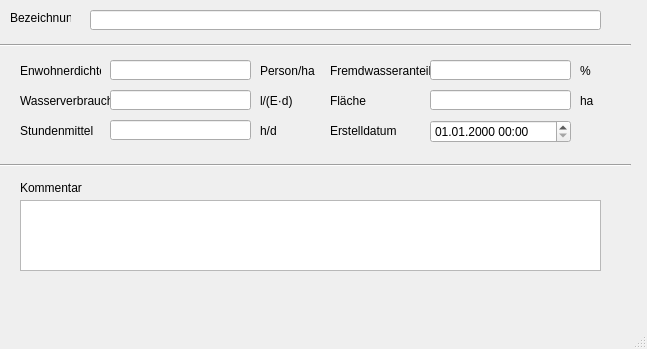
Old version of the form qkan/forms/qkan_teilgebiete.ui in the repository hoettges/QKan.
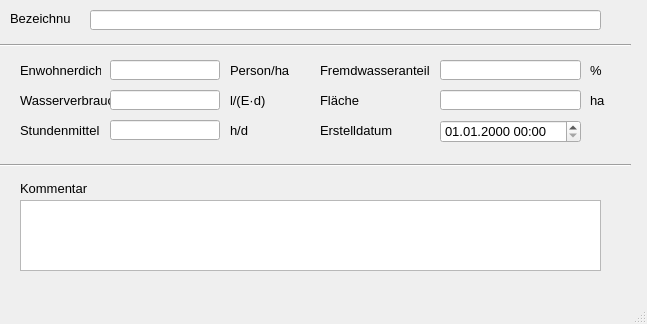
New version of the form. Custom widgets are drawn as their Qt base class.

```diff
--- a/qkan/forms/qkan_teilgebiete.ui
+++ b/qkan/forms/qkan_teilgebiete.ui
@@ -10,12 +10,13 @@
     <x>0</x>
     <y>0</y>
     <width>647</width>
-    <height>349</height>
+    <height>324</height>
    </rect>
   </property>
   <property name="font">
    <font>
     <family>Tahoma</family>
+    <pointsize>10</pointsize>
    </font>
   </property>
   <property name="windowTitle">
@@ -25,9 +26,9 @@
    <widget class="QLabel" name="label_20">
     <property name="geometry">
      <rect>
-      <x>330</x>
+      <x>320</x>
       <y>60</y>
-      <width>111</width>
+      <width>120</width>
       <height>21</height>
      </rect>
     </property>
@@ -77,7 +78,7 @@
    <widget class="QLabel" name="label_11">
     <property name="geometry">
      <rect>
-      <x>260</x>
+      <x>230</x>
       <y>120</y>
       <width>41</width>
       <height>21</height>
@@ -103,7 +104,7 @@
    <widget class="QLabel" name="label_8">
     <property name="geometry">
      <rect>
-      <x>260</x>
+      <x>230</x>
       <y>60</y>
       <width>61</width>
       <height>21</height>
@@ -116,9 +117,9 @@
    <widget class="QLabel" name="label_70">
     <property name="geometry">
      <rect>
-      <x>330</x>
+      <x>320</x>
       <y>120</y>
-      <width>71</width>
+      <width>80</width>
       <height>21</height>
      </rect>
     </property>
@@ -155,7 +156,7 @@
    <widget class="QLabel" name="label_10">
     <property name="geometry">
      <rect>
-      <x>260</x>
+      <x>230</x>
       <y>90</y>
       <width>41</width>
       <height>21</height>
@@ -181,9 +182,9 @@
    <widget class="QLabel" name="label_21">
     <property name="geometry">
      <rect>
-      <x>330</x>
+      <x>320</x>
       <y>90</y>
-      <width>111</width>
+      <width>120</width>
       <height>21</height>
      </rect>
     </property>
@@ -194,9 +195,9 @@
    <widget class="QLabel" name="label_12">
     <property name="geometry">
      <rect>
-      <x>580</x>
+      <x>590</x>
       <y>90</y>
-      <width>41</width>
+      <width>20</width>
       <height>21</height>
      </rect>
     </property>
@@ -207,9 +208,9 @@
    <widget class="QLabel" name="label_9">
     <property name="geometry">
      <rect>
-      <x>580</x>
+      <x>590</x>
       <y>60</y>
-      <width>41</width>
+      <width>20</width>
       <height>21</height>
      </rect>
     </property>
@@ -232,7 +233,7 @@
      <rect>
       <x>110</x>
       <y>60</y>
-      <width>141</width>
+      <width>110</width>
       <height>20</height>
      </rect>
     </property>
@@ -242,7 +243,7 @@
      <rect>
       <x>110</x>
       <y>90</y>
-      <width>141</width>
+      <width>110</width>
       <height>20</height>
      </rect>
     </property>
@@ -252,7 +253,7 @@
      <rect>
       <x>110</x>
       <y>120</y>
-      <width>141</width>
+      <width>110</width>
       <height>20</height>
      </rect>
     </property>
@@ -260,7 +261,7 @@
    <widget class="QLineEdit" name="fremdwas">
     <property name="geometry">
      <rect>
-      <x>430</x>
+      <x>440</x>
       <y>60</y>
       <width>141</width>
       <height>20</height>
@@ -270,7 +271,7 @@
    <widget class="QLineEdit" name="flaeche">
     <property name="geometry">
      <rect>
-      <x>430</x>
+      <x>440</x>
       <y>90</y>
       <width>141</width>
       <height>20</height>
@@ -290,7 +291,7 @@
    <widget class="QgsDateTimeEdit" name="createdat">
     <property name="geometry">
      <rect>
-      <x>430</x>
+      <x>440</x>
       <y>120</y>
       <width>141</width>
       <height>23</height>
```
Left out of the diff: 2 changed lines with no effect on the pictures.
